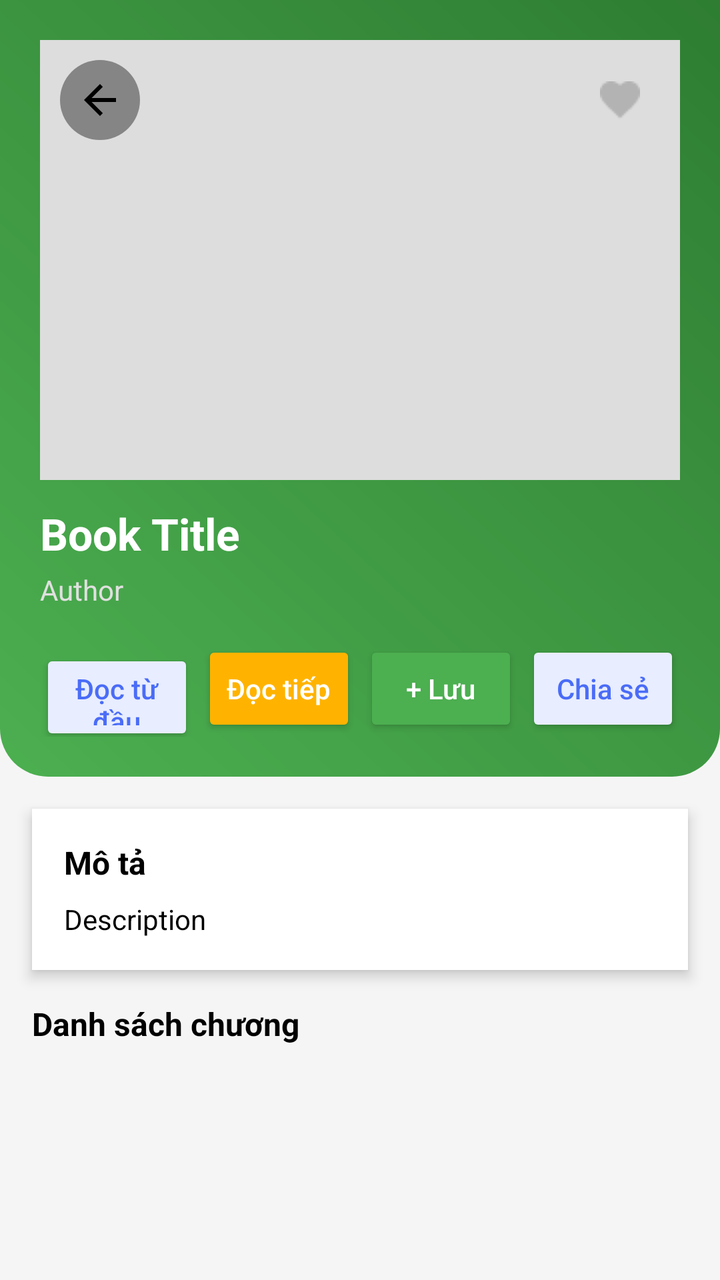
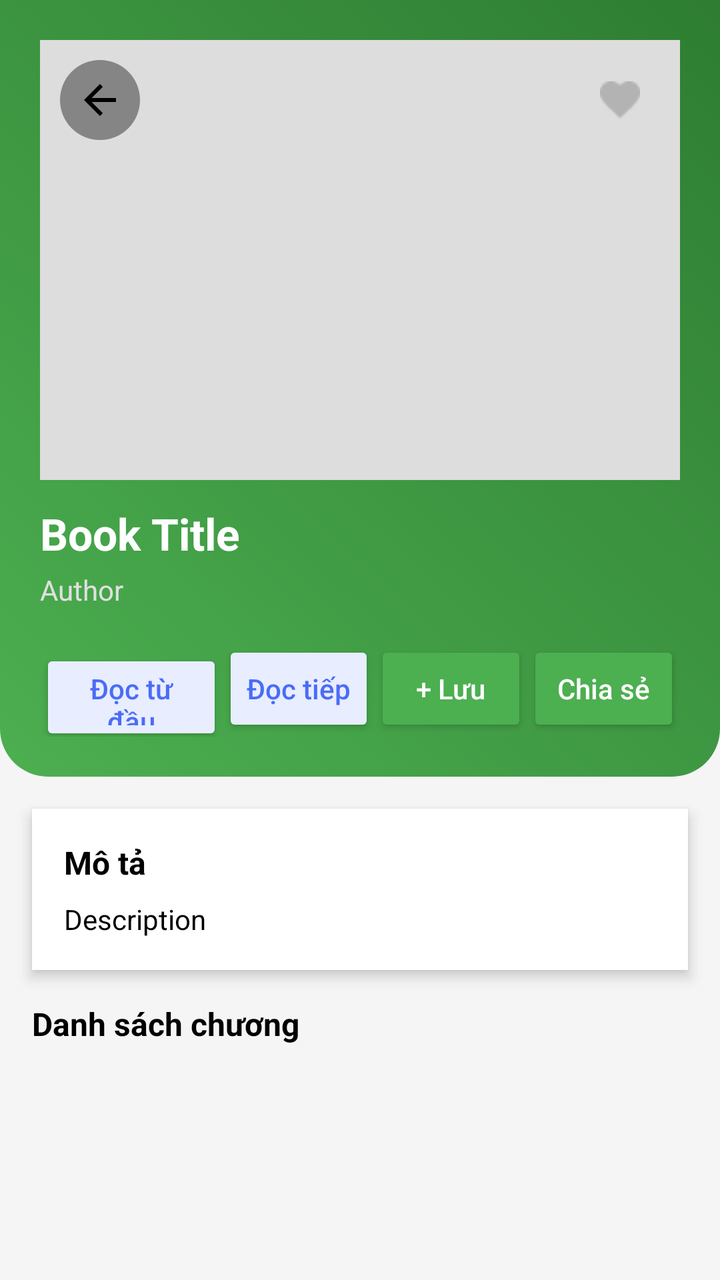

Before-and-after screenshots of an Android layout around one commit, followed by the original layout XML and the change that was made.
<!-- AndroidManifest.xml: application theme Theme.LibraryApp -->
<!-- res/layout/fragment_book_detail.xml -->
<?xml version="1.0" encoding="utf-8"?>
<LinearLayout xmlns:android="http://schemas.android.com/apk/res/android"
    android:id="@+id/rootLinearLayout"
    android:layout_width="match_parent"
    android:layout_height="match_parent"
    android:orientation="vertical"
    android:background="@color/background">

    
    <LinearLayout
        android:id="@+id/headerSection"
        android:layout_width="match_parent"
        android:layout_height="wrap_content"
        android:orientation="vertical"
        android:background="@drawable/bg_header"
        android:padding="20dp">

        
        <FrameLayout
            android:layout_width="match_parent"
            android:layout_height="220dp">

            <ImageView
                android:id="@+id/imgBook"
                android:layout_width="match_parent"
                android:layout_height="match_parent"
                android:scaleType="centerCrop"
                android:background="#DDDDDD" />

            <ImageButton
                android:id="@+id/btnBack"
                android:layout_width="40dp"
                android:layout_height="40dp"
                android:layout_gravity="top|start"
                android:layout_margin="10dp"
                android:background="@drawable/bg_icon_button"
                android:src="@drawable/ic_arrow_back"
                android:padding="8dp"
                android:contentDescription="back" />

            
            <ImageButton
                android:id="@+id/btnFavorite"
                android:layout_width="40dp"
                android:layout_height="40dp"
                android:layout_gravity="top|end"
                android:layout_margin="10dp"
                android:background="@android:color/transparent"
                android:src="@drawable/ic_favorite_border"
                android:contentDescription="favorite" />
        </FrameLayout>

        
        <TextView
            android:id="@+id/tvTitle"
            android:layout_width="match_parent"
            android:layout_height="wrap_content"
            android:text="Book Title"
            android:textColor="@android:color/white"
            android:textSize="22sp"
            android:textStyle="bold"
            android:layout_marginTop="12dp" />

        
        <TextView
            android:id="@+id/tvAuthor"
            android:layout_width="match_parent"
            android:layout_height="wrap_content"
            android:text="Author"
            android:textColor="#E0E0E0"
            android:textSize="14sp"
            android:layout_marginTop="4dp" />

        
        <LinearLayout
            android:layout_width="match_parent"
            android:layout_height="wrap_content"
            android:orientation="horizontal"
            android:layout_marginTop="16dp">

            
            <Button
                android:id="@+id/btnReadFromStart"
                android:layout_width="0dp"
                android:layout_height="48dp"
                android:layout_weight="1"
                android:text="Đọc từ đầu"
                android:textAllCaps="false"
                android:textColor="#4A6CF7"
                android:backgroundTint="#E8EDFF" />

            <Space
                android:layout_width="4dp"
                android:layout_height="wrap_content"/>

            
            <Button
                android:id="@+id/btnContinueReading"
                android:layout_width="0dp"
                android:layout_height="48dp"
                android:layout_weight="1"
                android:text="Đọc tiếp"
                android:textAllCaps="false"
                android:textColor="@android:color/white"
                android:backgroundTint="#FFB300" />

            <Space
                android:layout_width="4dp"
                android:layout_height="wrap_content"/>

            <Button
                android:id="@+id/btnAddToLibrary"
                android:layout_width="0dp"
                android:layout_height="48dp"
                android:layout_weight="1"
                android:text="+ Lưu"
                android:textAllCaps="false"
                android:textColor="@android:color/white"
                android:backgroundTint="#4CAF50" />

            <Space
                android:layout_width="4dp"
                android:layout_height="wrap_content"/>

            <Button
                android:id="@+id/btnShare"
                android:layout_width="0dp"
                android:layout_height="48dp"
                android:layout_weight="1"
                android:text="Chia sẻ"
                android:textAllCaps="false"
                android:textColor="#4A6CF7"
                android:backgroundTint="#E8EDFF" />


        </LinearLayout>

    </LinearLayout>

    <androidx.core.widget.NestedScrollView
        android:layout_width="match_parent"
        android:layout_height="0dp"
        android:layout_weight="1"
        android:fillViewport="true"
        android:clipToPadding="false"
        android:paddingBottom="60dp">

        <LinearLayout
            android:layout_width="match_parent"
            android:layout_height="wrap_content"
            android:orientation="vertical">

            
            <LinearLayout
                android:layout_width="match_parent"
                android:layout_height="wrap_content"
                android:orientation="vertical"
                android:background="@color/surface"
                android:layout_margin="16dp"
                android:padding="16dp"
                android:elevation="4dp">

                <TextView
                    android:layout_width="wrap_content"
                    android:layout_height="wrap_content"
                    android:text="Mô tả"
                    android:textStyle="bold"
                    android:textSize="16sp"
                    android:textColor="@color/text_primary"/>

                <TextView
                    android:id="@+id/tvDescription"
                    android:layout_width="match_parent"
                    android:layout_height="wrap_content"
                    android:text="Description"
                    android:textSize="14sp"
                    android:textColor="@color/text_primary"
                    android:layout_marginTop="8dp"
                    android:lineSpacingExtra="4dp"/>
            </LinearLayout>

            
            <TextView
                android:id="@+id/tvChapterLabel"
                android:layout_width="match_parent"
                android:layout_height="wrap_content"
                android:text="Danh sách chương"
                android:textStyle="bold"
                android:textSize="16sp"
                android:textColor="@color/text_primary"
                android:layout_marginStart="16dp"
                android:layout_marginBottom="8dp"/>

            
            <androidx.recyclerview.widget.RecyclerView
                android:id="@+id/rvChapters"
                android:layout_width="match_parent"
                android:layout_height="wrap_content"
                android:nestedScrollingEnabled="false"
                android:paddingStart="12dp"
                android:paddingEnd="12dp"
                android:paddingBottom="50dp"
                android:clipToPadding="false"/>

        </LinearLayout>

    </androidx.core.widget.NestedScrollView>

</LinearLayout>
<!-- resources referenced by this layout -->
<resources>
  <color name="background">#F5F5F5</color>
  <color name="surface">#FFFFFF</color>
  <color name="text_primary">#000000</color>
  <!-- drawable bg_header (drawable) -->
  <?xml version="1.0" encoding="utf-8"?>
  <shape xmlns:android="http://schemas.android.com/apk/res/android">
      <gradient
          android:startColor="#4CAF50"
          android:endColor="#2E7D32"
          android:angle="45"/>
  
      <corners
          android:bottomLeftRadius="24dp"
          android:bottomRightRadius="24dp"/>
  </shape>
  <!-- drawable bg_icon_button (drawable) -->
  <?xml version="1.0" encoding="utf-8"?>
  <shape xmlns:android="http://schemas.android.com/apk/res/android"
      android:shape="oval">
      <solid android:color="#66000000" />  
  </shape>
  <!-- drawable ic_arrow_back (drawable) -->
  <vector xmlns:android="http://schemas.android.com/apk/res/android" android:autoMirrored="true" android:height="24dp" android:tint="#000000" android:viewportHeight="24" android:viewportWidth="24" android:width="24dp">
        
      <path android:fillColor="@android:color/white" android:pathData="M20,11H7.83l5.59,-5.59L12,4l-8,8 8,8 1.41,-1.41L7.83,13H20v-2z"/>
      
  </vector>
  <!-- drawable ic_favorite_border: png bitmap (drawable, 430 bytes) -->
  <style name="Theme.LibraryApp" parent="Theme.AppCompat.Light.NoActionBar" />
</resources>

<!-- the commit's change to res/layout/fragment_book_detail.xml (unified diff, before → after) -->
@@ -83,15 +83,12 @@
                 android:id="@+id/btnReadFromStart"
                 android:layout_width="0dp"
                 android:layout_height="48dp"
-                android:layout_weight="1"
+                android:layout_weight="1.2"
                 android:text="Đọc từ đầu"
+
                 android:textAllCaps="false"
                 android:textColor="#4A6CF7"
                 android:backgroundTint="#E8EDFF" />
-
-            <Space
-                android:layout_width="4dp"
-                android:layout_height="wrap_content"/>
 
             
             <Button
@@ -101,12 +98,9 @@
                 android:layout_weight="1"
                 android:text="Đọc tiếp"
                 android:textAllCaps="false"
-                android:textColor="@android:color/white"
-                android:backgroundTint="#FFB300" />
+                android:textColor="#4A6CF7"
+                android:backgroundTint="#E8EDFF" />
 
-            <Space
-                android:layout_width="4dp"
-                android:layout_height="wrap_content"/>
 
             <Button
                 android:id="@+id/btnAddToLibrary"
@@ -118,10 +112,6 @@
                 android:textColor="@android:color/white"
                 android:backgroundTint="#4CAF50" />
 
-            <Space
-                android:layout_width="4dp"
-                android:layout_height="wrap_content"/>
-
             <Button
                 android:id="@+id/btnShare"
                 android:layout_width="0dp"
@@ -129,8 +119,8 @@
                 android:layout_weight="1"
                 android:text="Chia sẻ"
                 android:textAllCaps="false"
-                android:textColor="#4A6CF7"
-                android:backgroundTint="#E8EDFF" />
+                android:textColor="@android:color/white"
+                android:backgroundTint="#4CAF50" />
 
 
         </LinearLayout>
